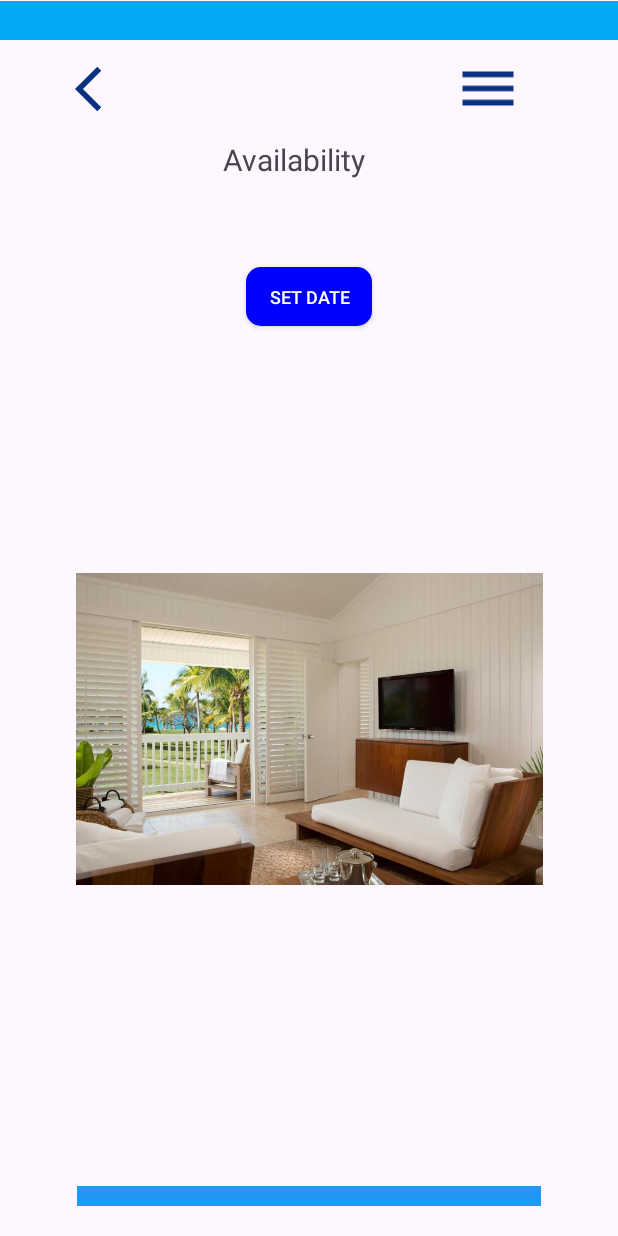
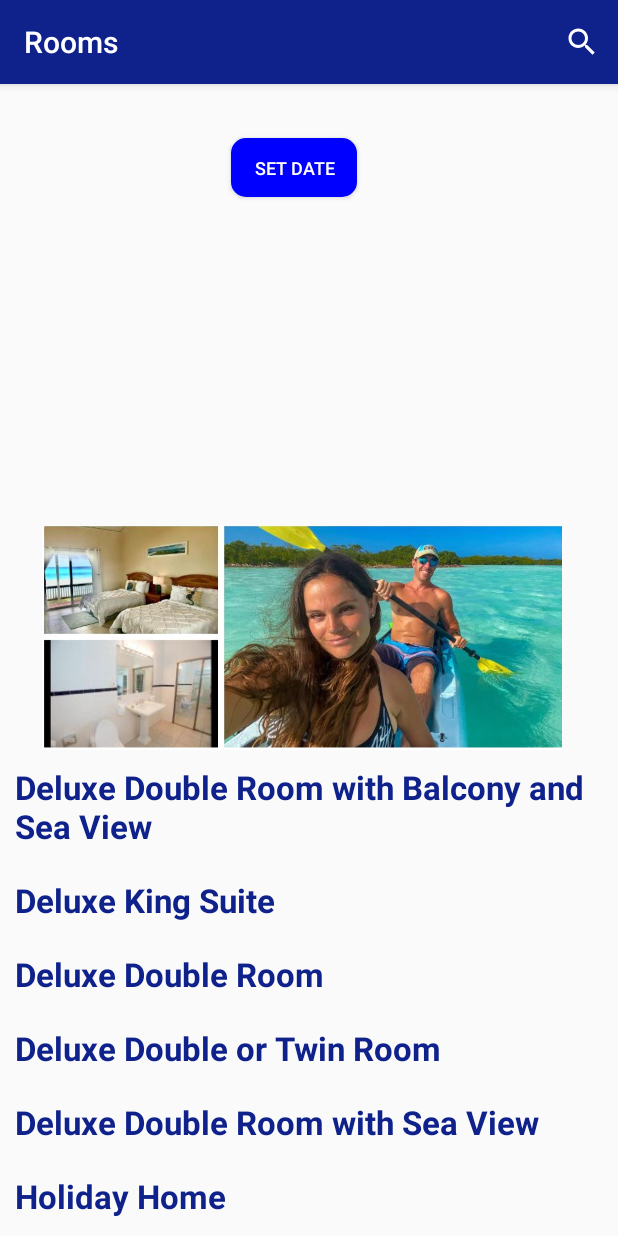
Before and after one commit to thomastour/AndroidApp, an Android app: the screen it shows after launch (SecondActivity), after a tap on "MAKE RESERVATION", on a phone screen of 412 x 824 dp. Run offline under Robolectric (Android 15) with nearby library versions, the phone set to English and light mode, and no system bars.

Commit message:
search bar/recycler view

```diff
--- /dev/null
+++ b/app/src/main/java/gr/aueb/cf/widgetsapp/activities/MainActivity.java
@@ -0,0 +1,76 @@
+package gr.aueb.cf.widgetsapp.activities;
+
+import androidx.appcompat.app.ActionBar;
+import androidx.appcompat.app.AppCompatActivity;
+import androidx.appcompat.widget.AppCompatButton;
+import androidx.appcompat.widget.Toolbar;
+
+import android.content.Intent;
+import android.os.Bundle;
+import android.view.View;
+import android.widget.ImageView;
+import android.widget.RatingBar;
+import android.widget.TextView;
+import android.widget.Toast;
+
+import gr.aueb.cf.widgetsapp.R;
+
+public class MainActivity extends AppCompatActivity {
+
+    private TextView hotel;
+
+    private ImageView arrow;
+    private ImageView menuIcon;
+    private ImageView hotelPic;
+    private TextView superHotel;
+    private RatingBar ratingBar;
+    private TextView textView;
+    private ImageView wifi;
+    private ImageView food;
+    private ImageView beachUmbrella;
+    private AppCompatButton button;
+
+    @Override
+    protected void onCreate(Bundle savedInstanceState) {
+        super.onCreate(savedInstanceState);
+        setContentView(R.layout.activity_main);
+
+        hotel = findViewById(R.id.hotel);
+
+
+        arrow = findViewById(R.id.arrow);
+        menuIcon = findViewById(R.id.menuIcon);
+        hotelPic = findViewById(R.id.hotelPic);
+        superHotel = findViewById(R.id.superHotel);
+        ratingBar = findViewById(R.id.ratingBar);
+        textView = findViewById(R.id.textView);
+        wifi = findViewById(R.id.wifi);
+        food = findViewById(R.id.food);
+        beachUmbrella = findViewById(R.id.beachUmbrella);
+        button = findViewById(R.id.button);
+
+
+        ActionBar actionBar = getSupportActionBar();
+        actionBar.hide();
+
+
+        ratingBar.setOnRatingBarChangeListener(new RatingBar.OnRatingBarChangeListener() {
+            @Override
+            public void onRatingChanged(RatingBar ratingBar,float rating, boolean fromUser) {
+                // Perform actions based on the selected rating
+                Toast.makeText(MainActivity.this, "Rating: " + rating, Toast.LENGTH_SHORT).show();
+            }
+        });
+
+        //με πάει στην SecondActivity με το intent
+        button.setOnClickListener(new View.OnClickListener() {
+            @Override
+            public void onClick(View v) {
+                Intent intent = new Intent(MainActivity.this, SecondActivity.class); // Create an Intent to start the SecondActivity
+                startActivity(intent); // Start the SecondActivity
+
+            }
+        });
+
+    }
+}
--- /dev/null
+++ b/app/src/main/java/gr/aueb/cf/widgetsapp/activities/SecondActivity.java
@@ -0,0 +1,176 @@
+package gr.aueb.cf.widgetsapp.activities;
+
+import androidx.appcompat.app.ActionBar;
+import androidx.appcompat.app.AppCompatActivity;
+import androidx.recyclerview.widget.LinearLayoutManager;
+import androidx.recyclerview.widget.RecyclerView;
+
+import android.app.DatePickerDialog;
+import android.content.DialogInterface;
+import android.content.Intent;
+import android.os.Bundle;
+import android.view.Menu;
+import android.view.MenuItem;
+import android.view.View;
+import android.widget.Button;
+import android.widget.DatePicker;
+import android.widget.ImageView;
+import android.widget.SearchView;
+import android.widget.TextView;
+
+import java.io.Serializable;
+import java.util.ArrayList;
+import java.util.Calendar;
+
+import gr.aueb.cf.widgetsapp.R;
+import gr.aueb.cf.widgetsapp.adapters.MyAdapter;
+import gr.aueb.cf.widgetsapp.models.Rooms;
+
+public class SecondActivity extends AppCompatActivity {
+
+
+    private ImageView arrow;
+    private ImageView menuIcon;
+
+    private TextView availability;
+
+    private DatePicker datePicker;
+    private TextView reservationDate;
+
+    private Button btnDatePicker;
+    private String[] roomsHeading;
+    private RecyclerView recyclerView;
+    private MyAdapter myAdapter;
+    private ArrayList<Rooms> roomsArrayList;
+
+    Calendar calendar = Calendar.getInstance(); // Calendar instance
+
+    DatePickerDialog datePickerDialog;  // Date picker dialog
+    DatePickerDialog.OnDateSetListener dateSetListener; // Listener for date selection
+
+    DatePickerDialog.OnCancelListener cancelListener; // Listener for date selection cancellation
+
+
+    @Override
+    protected void onCreate(Bundle savedInstanceState) {
+        super.onCreate(savedInstanceState);
+        setContentView(R.layout.activity_second);
+
+        btnDatePicker = findViewById(R.id.btnDatePicker);
+
+
+        reservationDate = findViewById(R.id.reservationDate);
+
+        recyclerView = findViewById(R.id.recyclerView);
+        recyclerView.setLayoutManager(new LinearLayoutManager(this));
+
+        roomsArrayList = new ArrayList<>();
+
+        ActionBar actionBar = getSupportActionBar();
+        actionBar.setTitle("Rooms");
+
+        setData();
+        getData();
+
+
+
+
+        dateSetListener = new DatePickerDialog.OnDateSetListener() {
+
+            @Override
+            public void onDateSet(DatePicker datePicker, int selectedYear, int selectedMonth, int selectedDayOfMonth) {
+                selectedMonth = selectedMonth + 1; // Because months start from 0
+                reservationDate.setText("Your reservation is set for " + selectedDayOfMonth + "/" + selectedMonth + "/" + selectedYear);
+            }
+        };
+
+
+        btnDatePicker.setOnClickListener(new View.OnClickListener() {
+            @Override
+            public void onClick(View view) {
+                calendar = Calendar.getInstance();
+                int day = calendar.get(Calendar.DAY_OF_MONTH);
+                int month = calendar.get(Calendar.MONTH);
+                int year = calendar.get(Calendar.YEAR);
+
+                datePickerDialog = new DatePickerDialog(SecondActivity.this, android.R.style.Theme_Holo_Light_Dialog_MinWidth, dateSetListener, year, month, day);
+                datePickerDialog.getWindow().setBackgroundDrawableResource(android.R.color.transparent);
+                datePickerDialog.setOnCancelListener(cancelListener);
+                datePickerDialog.show();
+            }
+
+
+        });
+
+        cancelListener = new DialogInterface.OnCancelListener() {
+            @Override
+            public void onCancel(DialogInterface dialog) {
+                reservationDate.setText("Pick your reservation NOW!");
+
+
+            }
+        };
+
+
+    }
+
+    private void getData() {
+        for (int i=0; i < roomsHeading.length; i++) {
+            Rooms rooms = new Rooms(roomsHeading[i]);
+            roomsArrayList.add(rooms);
+        }
+        myAdapter = new MyAdapter(this, roomsArrayList); // Create adapter passing in the sample user data
+        recyclerView.setAdapter(myAdapter);
+
+        myAdapter.notifyDataSetChanged();
+    }
+
+    private void setData() {
+        roomsHeading = new String[]{
+                "Deluxe Double Room with Balcony and Sea View",
+                "Deluxe King Suite",
+                "Deluxe Double Room",
+                "Deluxe Double or Twin Room",
+                "Deluxe Double Room with Sea View",
+                "Holiday Home",
+                "President Suite",
+                "Deluxe King Suite||",
+                "Deluxe Family Room",
+                "Holiday Family Home",
+                "King Size Holiday Home"
+
+
+        };
+
+    }
+
+    @Override
+    public boolean onCreateOptionsMenu(Menu menu) {
+
+        getMenuInflater().inflate(R.menu.menu, menu);
+        MenuItem menuItem = menu.findItem(R.id.search_action);
+        SearchView searchView = (SearchView) menuItem.getActionView();
+        searchView.setMaxWidth(Integer.MAX_VALUE);
+        searchView.setQueryHint("Search here");
+
+        searchView.setOnQueryTextListener(new SearchView.OnQueryTextListener() {
+            @Override
+            public boolean onQueryTextSubmit(String query) { // When user submits the query
+                myAdapter.getFilter().filter(query); // Filter the results
+                return false;
+            }
+
+            @Override
+            public boolean onQueryTextChange(String newText) { // When user changes the text
+                myAdapter.getFilter().filter(newText); // Filter the results
+
+
+                return false;
+            }
+        });
+
+        return super.onCreateOptionsMenu(menu);
+
+    }
+
+}
--- /dev/null
+++ b/app/src/main/java/gr/aueb/cf/widgetsapp/activities/ThirdActivity.java
@@ -0,0 +1,36 @@
+package gr.aueb.cf.widgetsapp.activities;
+
+import androidx.appcompat.app.ActionBar;
+import androidx.appcompat.app.AppCompatActivity;
+
+import android.content.Intent;
+import android.os.Bundle;
+import android.view.View;
+import android.widget.TextView;
+
+import gr.aueb.cf.widgetsapp.R;
+import gr.aueb.cf.widgetsapp.models.Rooms;
+
+
+public class ThirdActivity extends AppCompatActivity {
+
+    private TextView roomName;
+
+    @Override
+    protected void onCreate(Bundle savedInstanceState) {
+        super.onCreate(savedInstanceState);
+        setContentView(R.layout.activity_third);
+
+        View roomName = findViewById(R.id.roomName);
+
+        ActionBar actionBar = getSupportActionBar();
+        actionBar.hide();
+
+        Intent intent = getIntent();
+        String heading = intent.getStringExtra("heading");
+
+
+    }
+
+
+}
--- /dev/null
+++ b/app/src/main/java/gr/aueb/cf/widgetsapp/adapters/MyAdapter.java
@@ -0,0 +1,99 @@
+package gr.aueb.cf.widgetsapp.adapters;
+
+import android.content.Context;
+import android.view.LayoutInflater;
+import android.view.View;
+import android.view.ViewGroup;
+import android.widget.Filter;
+import android.widget.Filterable;
+import android.widget.TextView;
+
+import androidx.annotation.NonNull;
+import androidx.recyclerview.widget.RecyclerView;
+
+import java.util.ArrayList;
+
+import gr.aueb.cf.widgetsapp.R;
+import gr.aueb.cf.widgetsapp.models.Rooms;
+
+public class MyAdapter extends RecyclerView.Adapter<MyAdapter.MyViewHolder> implements Filterable {
+
+    private Context context;
+    private ArrayList<Rooms> roomsArrayList;
+    private ArrayList<Rooms> roomsArrayListFull;
+
+
+
+
+    public MyAdapter(Context context, ArrayList<Rooms> roomsArrayList) {
+        this.context = context;
+        this.roomsArrayListFull = roomsArrayList;
+        this.roomsArrayList = new ArrayList<>(roomsArrayListFull);
+    }
+
+    @NonNull
+    @Override
+    public MyViewHolder onCreateViewHolder(@NonNull ViewGroup parent, int viewType) {
+        View view = LayoutInflater.from(context).inflate(R.layout.item_view, parent, false);
+        return new MyViewHolder(view);
+    }
+
+    @Override
+    public void onBindViewHolder(@NonNull MyViewHolder holder, int position) {
+        Rooms rooms = roomsArrayList.get(position);
+        holder.heading.setText(rooms.getHeading());
+
+    }
+
+    @Override
+    public int getItemCount() {
+        return roomsArrayList.size();
+    }
+
+    @Override
+    public Filter getFilter() {
+        return roomsFilter;
+    }
+
+    private final Filter roomsFilter = new Filter() {
+        @Override
+        protected FilterResults performFiltering(CharSequence constraint) {
+            ArrayList<Rooms> filteredArrayList = new ArrayList<>();
+
+            if (constraint == null || constraint.length() == 0) {
+                filteredArrayList.addAll(roomsArrayListFull);
+            } else {
+                String filteredPattern = constraint.toString().toLowerCase().trim();
+
+                for (Rooms rooms : roomsArrayListFull) {
+                    if (rooms.getHeading().toLowerCase().contains(filteredPattern)) {
+                        filteredArrayList.add(rooms);
+                    }
+                }
+            }
+
+            FilterResults results = new FilterResults();
+            results.values = filteredArrayList;
+            results.count = filteredArrayList.size();
+            return results;
+        }
+
+        @Override
+        protected void publishResults(CharSequence constraint, FilterResults results) {
+            roomsArrayList.clear();
+            roomsArrayList.addAll((ArrayList<Rooms>) results.values);
+            notifyDataSetChanged();
+        }
+    };
+
+
+
+    public class MyViewHolder extends RecyclerView.ViewHolder {
+        private TextView heading;
+
+        public MyViewHolder(@NonNull View itemView) {
+            super(itemView);
+            heading = itemView.findViewById(R.id.heading);
+        }
+    }
+}
--- /dev/null
+++ b/app/src/main/java/gr/aueb/cf/widgetsapp/models/Rooms.java
@@ -0,0 +1,24 @@
+package gr.aueb.cf.widgetsapp.models;
+
+import java.io.Serializable;
+
+public class Rooms implements Serializable {
+
+    private String heading;
+
+
+    public Rooms(String heading) {
+        this.heading = heading;
+
+    }
+
+    public String getHeading() {
+        return heading;
+    }
+
+    public void setHeading(String heading) {
+        this.heading = heading;
+    }
+
+
+}
--- /dev/null
+++ b/app/src/main/res/drawable/ic_search.xml
@@ -0,0 +1,5 @@
+<vector android:height="24dp" android:tint="#0A3080"
+    android:viewportHeight="24" android:viewportWidth="24"
+    android:width="24dp" xmlns:android="http://schemas.android.com/apk/res/android">
+    <path android:fillColor="@android:color/white" android:pathData="M15.5,14h-0.79l-0.28,-0.27C15.41,12.59 16,11.11 16,9.5 16,5.91 13.09,3 9.5,3S3,5.91 3,9.5 5.91,16 9.5,16c1.61,0 3.09,-0.59 4.23,-1.57l0.27,0.28v0.79l5,4.99L20.49,19l-4.99,-5zM9.5,14C7.01,14 5,11.99 5,9.5S7.01,5 9.5,5 14,7.01 14,9.5 11.99,14 9.5,14z"/>
+</vector>
--- a/app/src/main/res/layout/activity_main.xml
+++ b/app/src/main/res/layout/activity_main.xml
@@ -3,7 +3,7 @@
     xmlns:tools="http://schemas.android.com/tools"
     android:layout_width="match_parent"
     android:layout_height="match_parent"
-    tools:context=".MainActivity">
+    tools:context=".activities.MainActivity">
 
     <TextView
         android:id="@+id/hotel"
@@ -21,20 +21,7 @@
         app:layout_constraintTop_toTopOf="parent"
         app:layout_constraintVertical_bias="0.059" />
 
-    <androidx.appcompat.widget.Toolbar
-        android:id="@+id/toolbar"
-        android:layout_width="429dp"
-        android:layout_height="26dp"
-        android:background="#03A9F4"
-        android:minHeight="?attr/actionBarSize"
-        android:theme="?attr/actionBarTheme"
 
-        app:layout_constraintBottom_toBottomOf="parent"
-        app:layout_constraintEnd_toEndOf="parent"
-        app:layout_constraintHorizontal_bias="0.4"
-        app:layout_constraintStart_toStartOf="parent"
-        app:layout_constraintTop_toTopOf="parent"
-        app:layout_constraintVertical_bias="0.001" />
 
     <ImageView
         android:id="@+id/arrow"
@@ -68,12 +55,13 @@
 
     <ImageView
         android:id="@+id/hotelPic"
-        android:layout_width="362dp"
-        android:layout_height="208dp"
+        android:layout_width="516dp"
+        android:layout_height="187dp"
         app:layout_constraintBottom_toBottomOf="parent"
         app:layout_constraintEnd_toEndOf="parent"
+        app:layout_constraintHorizontal_bias="0.489"
         app:layout_constraintStart_toStartOf="parent"
-        app:layout_constraintTop_toTopOf="@+id/toolbar"
+        app:layout_constraintTop_toTopOf="parent"
         app:layout_constraintVertical_bias="0.167"
         app:srcCompat="@drawable/hotel" />
 
@@ -169,27 +157,17 @@
         android:id="@+id/button"
         android:layout_width="wrap_content"
         android:layout_height="wrap_content"
+        android:layout_marginBottom="16dp"
+        android:background="@drawable/rounded_button"
         android:text="Make Reservation"
+        android:textColor="@color/white"
         android:textSize="12dp"
-        android:textColor="@color/white"
-        android:background="@drawable/rounded_button"
         app:layout_constraintBottom_toBottomOf="parent"
         app:layout_constraintEnd_toEndOf="parent"
+        app:layout_constraintHorizontal_bias="0.493"
         app:layout_constraintStart_toStartOf="parent"
         app:layout_constraintTop_toTopOf="@+id/toolbar"
         app:layout_constraintVertical_bias="0.937" />
 
-    <androidx.appcompat.widget.Toolbar
-        android:id="@+id/toolbar2"
-        android:layout_width="309dp"
-        android:layout_height="13dp"
-        android:background="#2196F3"
-        android:minHeight="?attr/actionBarSize"
-        android:theme="?attr/actionBarTheme"
-        app:layout_constraintBottom_toBottomOf="parent"
-        app:layout_constraintEnd_toEndOf="parent"
-        app:layout_constraintStart_toStartOf="parent"
-        app:layout_constraintTop_toTopOf="parent"
-        app:layout_constraintVertical_bias="0.975" />
 
 </androidx.constraintlayout.widget.ConstraintLayout>
--- a/app/src/main/res/layout/activity_second.xml
+++ b/app/src/main/res/layout/activity_second.xml
@@ -4,82 +4,23 @@
     xmlns:tools="http://schemas.android.com/tools"
     android:layout_width="match_parent"
     android:layout_height="match_parent"
-    tools:context=".SecondActivity">
+    tools:context=".activities.SecondActivity">
 
 
     <ImageView
-        android:id="@+id/arrow"
-        android:layout_width="36dp"
-        android:layout_height="44dp"
-        android:layout_marginStart="5dp"
-        android:layout_marginTop="5dp"
-        android:layout_marginBottom="5dp"
+        android:id="@+id/roomPic"
+        android:layout_width="376dp"
+        android:layout_height="150dp"
+        android:layout_marginBottom="324dp"
         app:layout_constraintBottom_toBottomOf="parent"
         app:layout_constraintEnd_toEndOf="parent"
-        app:layout_constraintHorizontal_bias="0.12"
+        app:layout_constraintHorizontal_bias="0.371"
         app:layout_constraintStart_toStartOf="parent"
-        app:layout_constraintTop_toTopOf="parent"
-        app:layout_constraintVertical_bias="0.042"
-        app:srcCompat="@drawable/baseline_arrow_back_ios_24" />
-
-    <ImageView
-        android:id="@+id/menuIcon"
-        android:layout_width="45dp"
-        android:layout_height="47dp"
-        android:layout_marginTop="5dp"
-        android:layout_marginEnd="5dp"
-        android:layout_marginBottom="5dp"
-        app:layout_constraintBottom_toBottomOf="parent"
-        app:layout_constraintEnd_toEndOf="parent"
-        app:layout_constraintHorizontal_bias="0.838"
-        app:layout_constraintStart_toStartOf="parent"
-        app:layout_constraintTop_toTopOf="parent"
-        app:layout_constraintVertical_bias="0.039"
-        app:srcCompat="@drawable/menu" />
-
-    <TextView
-        android:id="@+id/availability"
-        android:layout_width="115dp"
-        android:layout_height="29dp"
-        android:text="Availability"
-        android:textSize="20dp"
-        app:layout_constraintBottom_toBottomOf="parent"
-        app:layout_constraintEnd_toEndOf="parent"
-        app:layout_constraintHorizontal_bias="0.5"
-        app:layout_constraintStart_toStartOf="parent"
-        app:layout_constraintTop_toTopOf="parent"
-        app:layout_constraintVertical_bias="0.117" />
-
-    <androidx.appcompat.widget.Toolbar
-        android:id="@+id/toolbar"
-        android:layout_width="429dp"
-        android:layout_height="26dp"
-        android:background="#03A9F4"
-        android:minHeight="?attr/actionBarSize"
-        android:theme="?attr/actionBarTheme"
-
-        app:layout_constraintBottom_toBottomOf="parent"
-        app:layout_constraintEnd_toEndOf="parent"
-        app:layout_constraintHorizontal_bias="0.4"
-        app:layout_constraintStart_toStartOf="parent"
-        app:layout_constraintTop_toTopOf="parent"
-        app:layout_constraintVertical_bias="0.001" />
-
-    <ImageView
-        android:id="@+id/roomImage"
-        android:layout_width="362dp"
-        android:layout_height="208dp"
-        android:src="@drawable/room"
-        app:layout_constraintBottom_toBottomOf="parent"
-        app:layout_constraintEnd_toEndOf="parent"
-        app:layout_constraintHorizontal_bias="0.5"
-        app:layout_constraintStart_toStartOf="parent"
-        app:layout_constraintTop_toTopOf="parent"
-        app:layout_constraintVertical_bias="0.62" />
+        app:srcCompat="@drawable/room_pics" />
 
     <TextView
         android:id="@+id/reservationDate"
-        android:layout_width="291dp"
+        android:layout_width="385dp"
         android:layout_height="58dp"
         android:textSize="20dp"
         android:textStyle="bold"
@@ -87,7 +28,7 @@
         app:layout_constraintEnd_toEndOf="parent"
         app:layout_constraintStart_toStartOf="parent"
         app:layout_constraintTop_toTopOf="parent"
-        app:layout_constraintVertical_bias="0.33" />
+        app:layout_constraintVertical_bias="0.144" />
 
     <androidx.appcompat.widget.AppCompatButton
         android:id="@+id/btnDatePicker"
@@ -99,22 +40,22 @@
         android:textSize="12dp"
         app:layout_constraintBottom_toBottomOf="parent"
         app:layout_constraintEnd_toEndOf="parent"
-        app:layout_constraintHorizontal_bias="0.5"
+        app:layout_constraintHorizontal_bias="0.47"
         app:layout_constraintStart_toStartOf="parent"
-        app:layout_constraintTop_toTopOf="@+id/toolbar"
-        app:layout_constraintVertical_bias="0.226" />
+        app:layout_constraintTop_toTopOf="parent"
+        app:layout_constraintVertical_bias="0.049" />
 
-    <androidx.appcompat.widget.Toolbar
-        android:id="@+id/toolbar2"
-        android:layout_width="309dp"
-        android:layout_height="13dp"
-        android:background="#2196F3"
-        android:minHeight="?attr/actionBarSize"
-        android:theme="?attr/actionBarTheme"
+    <androidx.recyclerview.widget.RecyclerView
+        android:id="@+id/recyclerView"
+        android:layout_width="0dp"
+        android:layout_height="0dp"
         app:layout_constraintBottom_toBottomOf="parent"
         app:layout_constraintEnd_toEndOf="parent"
+        app:layout_constraintHorizontal_bias="1.0"
         app:layout_constraintStart_toStartOf="parent"
-        app:layout_constraintTop_toTopOf="parent"
-        app:layout_constraintVertical_bias="0.975" />
+        app:layout_constraintTop_toBottomOf="@+id/roomPic"
+        app:layout_constraintVertical_bias="0.0" />
+
+    >
 
 </androidx.constraintlayout.widget.ConstraintLayout>
--- /dev/null
+++ b/app/src/main/res/layout/activity_third.xml
@@ -0,0 +1,23 @@
+<?xml version="1.0" encoding="utf-8"?>
+<androidx.constraintlayout.widget.ConstraintLayout xmlns:android="http://schemas.android.com/apk/res/android"
+    xmlns:app="http://schemas.android.com/apk/res-auto"
+    xmlns:tools="http://schemas.android.com/tools"
+    android:layout_width="match_parent"
+    android:layout_height="match_parent"
+    tools:context=".activities.ThirdActivity">
+
+    <TextView
+        android:id="@+id/roomName"
+        android:layout_width="match_parent"
+        android:layout_height="match_parent"
+        android:gravity="center"
+        android:textSize="20dp"
+        android:textStyle="bold"
+        app:layout_constraintBottom_toBottomOf="parent"
+        app:layout_constraintEnd_toEndOf="parent"
+        app:layout_constraintHorizontal_bias="0.371"
+        app:layout_constraintStart_toStartOf="parent"
+        app:layout_constraintTop_toTopOf="parent"
+        app:layout_constraintVertical_bias="0.144" />
+
+</androidx.constraintlayout.widget.ConstraintLayout>
--- /dev/null
+++ b/app/src/main/res/layout/item_view.xml
@@ -0,0 +1,24 @@
+<?xml version="1.0" encoding="utf-8"?>
+<androidx.constraintlayout.widget.ConstraintLayout xmlns:android="http://schemas.android.com/apk/res/android"
+    xmlns:tools="http://schemas.android.com/tools"
+    android:layout_width="match_parent"
+    android:layout_height="wrap_content"
+    xmlns:app="http://schemas.android.com/apk/res-auto">
+
+    <TextView
+        android:id="@+id/heading"
+        android:layout_width="0dp"
+        android:layout_height="wrap_content"
+        android:text="sssss"
+        android:textSize="22sp"
+        android:textStyle="bold"
+        android:textColor="@color/blue"
+        android:padding="10dp"
+        app:layout_constraintBottom_toBottomOf="parent"
+        app:layout_constraintEnd_toEndOf="parent"
+        app:layout_constraintHorizontal_bias="0.533"
+        app:layout_constraintStart_toStartOf="parent"
+        app:layout_constraintTop_toTopOf="parent"
+        app:layout_constraintVertical_bias="0.006" />
+
+</androidx.constraintlayout.widget.ConstraintLayout>
--- /dev/null
+++ b/app/src/main/res/menu/menu.xml
@@ -0,0 +1,12 @@
+<?xml version="1.0" encoding="utf-8"?>
+<menu xmlns:android="http://schemas.android.com/apk/res/android"
+    xmlns:app="http://schemas.android.com/apk/res-auto"
+    xmlns:anndroid="http://schemas.android.com/tools">
+
+    <item android:id="@+id/search_action"
+        android:title="Search"
+        app:showAsAction="always"
+        android:icon= "@drawable/ic_search"
+        app:actionViewClass="android.widget.SearchView" />
+
+</menu>
--- a/app/src/main/res/values/colors.xml
+++ b/app/src/main/res/values/colors.xml
@@ -1,5 +1,7 @@
 <?xml version="1.0" encoding="utf-8"?>
 <resources>
     <color name="black">#FF000000</color>
-    <color name="white">#FFFFFFFF</color>
+    <color name="white">#FFFFFF</color>
+    <color name="blue">#0F228C</color>
+
 </resources>
--- /dev/null
+++ b/app/src/main/res/values/refs.xml
@@ -0,0 +1,2 @@
+<?xml version="1.0" encoding="utf-8"?>
+<resources></resources>
--- a/app/src/main/res/values/themes.xml
+++ b/app/src/main/res/values/themes.xml
@@ -1,8 +1,8 @@
 <resources xmlns:tools="http://schemas.android.com/tools">
     <!-- Base application theme. -->
-    <style name="Base.Theme.WidgetsApp" parent="Theme.Material3.DayNight.NoActionBar">
+    <style name="Base.Theme.WidgetsApp" parent="Theme.AppCompat.DayNight.DarkActionBar">
         <!-- Customize your light theme here. -->
-        <!-- <item name="colorPrimary">@color/my_light_primary</item> -->
+        <item name="colorPrimary">@color/blue</item>
     </style>
 
     <style name="Theme.WidgetsApp" parent="Base.Theme.WidgetsApp" />
```
Also changed, not shown: app/src/main/AndroidManifest.xml (+5 -2 lines), app/src/main/res/drawable/room_pics.JPG (added).
